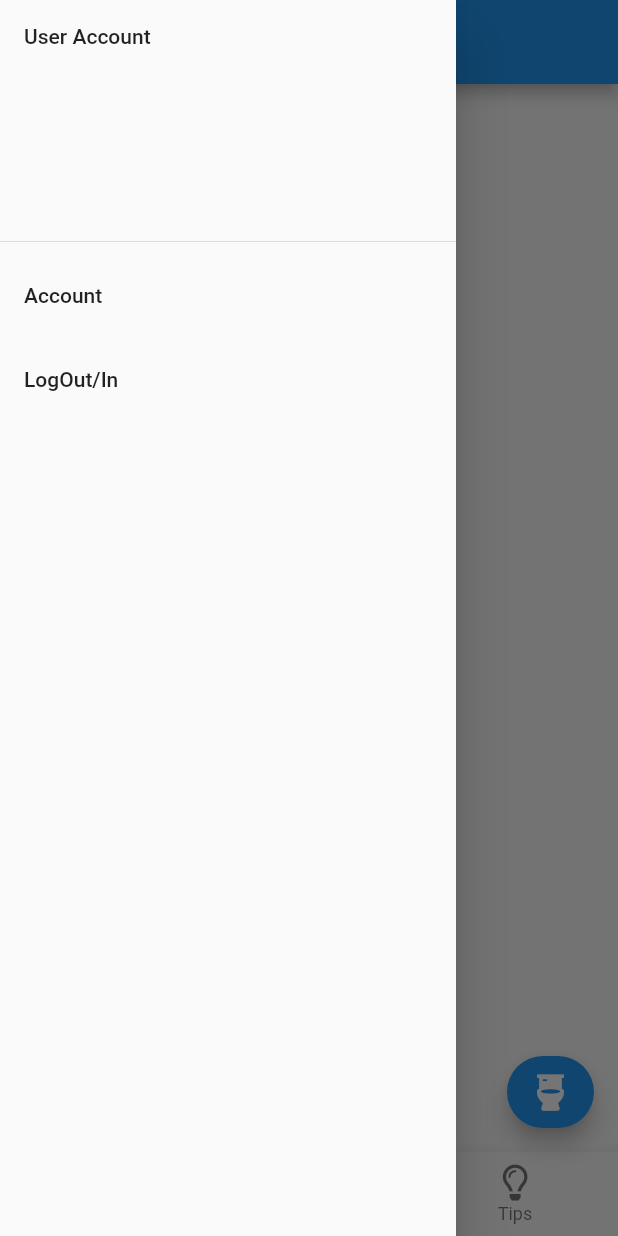
After one commit to patrickcandlin/potty_training_journey, a Flutter app: the screen it shows after launch, with the side drawer open, on a phone screen of 412 x 824 dp. The commit adds this screen. Run offline on Flutter 3.47's test engine with Material 2 defaults, Android fonts, the phone set to English and light mode, and no system bars; our stand-ins replace font_awesome_flutter.

Commit message:
moved drawer into its own file

```diff
--- /dev/null
+++ b/lib/widgets/potty_training_drawer.dart
@@ -0,0 +1,29 @@
+import 'package:flutter/material.dart';
+
+class PottyTrainingDrawer extends StatelessWidget {
+  const PottyTrainingDrawer({Key key}) : super(key: key);
+
+  @override
+  Widget build(BuildContext context) {
+    return Drawer(
+        child: ListView(
+          padding: EdgeInsets.zero,
+          children: <Widget>[
+            DrawerHeader(child: Text('User Account')),
+            ListTile(
+              title: Text('Account'),
+              onTap: (){
+                Navigator.pop(context);
+              },
+            ),
+            ListTile(
+              title: Text('LogOut/In'),
+              onTap: (){
+                Navigator.pop(context);
+              },
+            ),
+          ],
+        ),
+      );
+  }
+}
```
Also changed, not shown: lib/main.dart (+2 -20 lines).
